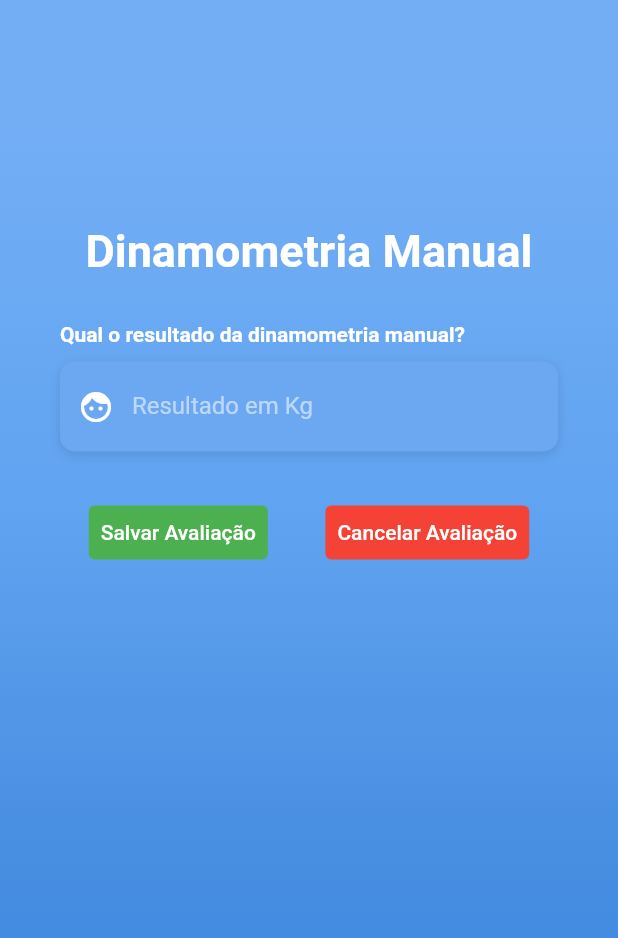
After one commit to MathMarks/avaliaPhysio, a Flutter app: the Dinamometria screen opened directly, after a tap on "Salvar Avaliação", on a phone screen of 412 x 824 dp. The commit adds this screen. Shown: the top 938 px of the screen. Run offline on Flutter 3.47's test engine with Material 2 defaults, Android fonts, the phone set to English and light mode, and no system bars; our stand-ins replace cloud_firestore, firebase_auth, firebase_core, group_button, pdf, syncfusion_flutter_charts; missing offline and left inert: localstore, open_file_plus, to_csv; accounts and stored records are empty; network calls fail; Roboto replaces fonts that are missing (OpenSans); project files that could hold a hidden picture were left out.

Commit message:
0.7.4 - habilitado a dinamometria manual

```diff
--- /dev/null
+++ b/lib/avaliacoes/dinamo.dart
@@ -0,0 +1,35 @@
+class Dinamo {
+  final String tipo = "dinamometria";
+  int resultado = 0;
+  int cpfPaciente = 0;
+  String fisioID = "";
+  String obsAvaliacao = "";
+  late DateTime data;
+
+  Dinamo(int resultado, String fisioID, String obsAvaliacao) {
+    this.resultado = resultado;
+    this.fisioID = fisioID;
+    this.obsAvaliacao = obsAvaliacao;
+    data = DateTime.now();
+  }
+
+  String getFisioID() {
+    return fisioID;
+  }
+
+  int getPacienteID() {
+    return cpfPaciente;
+  }
+
+  String getObsAvaliacao() {
+    return obsAvaliacao;
+  }
+
+  String getTipo() {
+    return tipo;
+  }
+
+  int getResultado() {
+    return resultado;
+  }
+}
--- /dev/null
+++ b/lib/dinamometria.dart
@@ -0,0 +1,190 @@
+import 'package:flutter/material.dart';
+import 'package:projeto_tcc_2/avaliacaoRapida.dart';
+import 'package:projeto_tcc_2/avaliacoes/dinamo.dart';
+import 'package:projeto_tcc_2/buscaPacientes.dart';
+import 'package:projeto_tcc_2/constants.dart';
+import 'package:flutter/services.dart';
+import 'package:firebase_auth/firebase_auth.dart';
+import 'package:projeto_tcc_2/profile_page.dart';
+// import 'dart:developer' as developer;
+
+class Dinamometria extends StatefulWidget {
+  const Dinamometria({super.key});
+
+  @override
+  State<Dinamometria> createState() => _DinamometriaState();
+}
+
+class _DinamometriaState extends State<Dinamometria> {
+  final _formKey = GlobalKey<FormState>();
+  final resultadoController = TextEditingController();
+
+  @override
+  void initState() {
+    resultadoController.text = "";
+
+    super.initState();
+  }
+
+  Widget _buildNomeTF() {
+    return Column(
+      crossAxisAlignment: CrossAxisAlignment.start,
+      children: <Widget>[
+        const Text(
+          'Qual o resultado da dinamometria manual?',
+          style: kLabelStyle,
+        ),
+        const SizedBox(height: 10.0),
+        Container(
+          alignment: Alignment.centerLeft,
+          decoration: kBoxDecorationStyle,
+          height: 60.0,
+          child: TextFormField(
+              controller: resultadoController,
+              style: const TextStyle(
+                color: Colors.white,
+                fontFamily: 'OpenSans',
+              ),
+              decoration: const InputDecoration(
+                border: InputBorder.none,
+                contentPadding: EdgeInsets.only(top: 14.0),
+                prefixIcon: Icon(
+                  Icons.face,
+                  color: Colors.white,
+                ),
+                hintText: 'Resultado em Kg',
+                hintStyle: kHintTextStyle,
+              ),
+              keyboardType: TextInputType.number,
+              inputFormatters: <TextInputFormatter>[
+                FilteringTextInputFormatter.digitsOnly
+              ]),
+        ),
+      ],
+    );
+  }
+
+  @override
+  Widget build(BuildContext context) {
+    return Scaffold(
+      body: AnnotatedRegion<SystemUiOverlayStyle>(
+        value: SystemUiOverlayStyle.light,
+        child: GestureDetector(
+          onTap: () => FocusScope.of(context).unfocus(),
+          child: Stack(
+            children: <Widget>[
+              Container(
+                height: double.infinity,
+                width: double.infinity,
+                decoration: const BoxDecoration(
+                  gradient: LinearGradient(
+                    begin: Alignment.topCenter,
+                    end: Alignment.bottomCenter,
+                    colors: [
+                      Color(0xFF73AEF5),
+                      Color(0xFF61A4F1),
+                      Color(0xFF478DE0),
+                      Color(0xFF398AE5),
+                    ],
+                    stops: [0.1, 0.4, 0.7, 0.9],
+                  ),
+                ),
+              ),
+              SizedBox(
+                height: double.infinity,
+                child: SingleChildScrollView(
+                  physics: const AlwaysScrollableScrollPhysics(),
+                  padding: const EdgeInsets.symmetric(
+                    horizontal: 40.0,
+                    vertical: 120.0,
+                  ),
+                  child: Form(
+                    key: _formKey,
+                    child: Column(
+                      mainAxisAlignment: MainAxisAlignment.center,
+                      children: <Widget>[
+                        const SizedBox(
+                          height: 30.0,
+                        ),
+                        const Text(
+                          'Dinamometria Manual',
+                          style: TextStyle(
+                            color: Colors.white,
+                            fontFamily: 'OpenSans',
+                            fontSize: 30.0,
+                            fontWeight: FontWeight.bold,
+                          ),
+                        ),
+                        const SizedBox(
+                          height: 30.0,
+                        ),
+                        _buildNomeTF(),
+                        const SizedBox(height: 30.0),
+                        Row(
+                          mainAxisAlignment: MainAxisAlignment.spaceAround,
+                          children: [
+                            Column(
+                              children: [
+                                TextButton(
+                                    style: TextButton.styleFrom(
+                                        foregroundColor: Colors.white,
+                                        backgroundColor: Colors.green),
+                                    onPressed: () {
+                                      if (FirebaseAuth.instance.currentUser !=
+                                          null) {
+                                        var aval = Dinamo(
+                                            int.parse(resultadoController.text),
+                                            FirebaseAuth
+                                                .instance.currentUser!.uid,
+                                            "");
+                                        Navigator.push(
+                                            context,
+                                            MaterialPageRoute(
+                                                builder: (context) =>
+                                                    BuscaPacientes(
+                                                        aval: aval)));
+                                      } else {
+                                        Navigator.push(
+                                            context,
+                                            MaterialPageRoute(
+                                                builder: (context) =>
+                                                    avaliacaoRapida(
+                                                        resultadoAval: int.parse(
+                                                            resultadoController
+                                                                .text),
+                                                        observacao: "")));
+                                      }
+                                    },
+                                    child: const Text("Salvar Avaliação")),
+                              ],
+                            ),
+                            Column(
+                              children: [
+                                TextButton(
+                                    style: TextButton.styleFrom(
+                                        foregroundColor: Colors.white,
+                                        backgroundColor: Colors.red),
+                                    onPressed: () {
+                                      Navigator.push(
+                                          context,
+                                          MaterialPageRoute(
+                                              builder: (context) =>
+                                                  const Profile()));
+                                    },
+                                    child: const Text("Cancelar Avaliação")),
+                              ],
+                            )
+                          ],
+                        )
+                      ],
+                    ),
+                  ),
+                ),
+              )
+            ],
+          ),
+        ),
+      ),
+    );
+  }
+}
--- a/lib/relatorios/relatorioMRC.dart
+++ b/lib/relatorios/relatorioMRC.dart
@@ -219,7 +219,7 @@ class _RelatorioMRCState extends State<RelatorioMRC> {
                       fontWeight: FontWeight.bold),
                 ),
                 subtitle: Text(
-                  'Resultado: ${avaliacoes['resultado']}',
+                  'Resultado: ${avaliacoes['resultado']} | Tipo: ${avaliacoes['tipo']}',
                   maxLines: 1,
                   overflow: TextOverflow.ellipsis,
                   style: const TextStyle(
```
Also changed, not shown: lib/buscaPacientes.dart (+3 -4 lines), lib/cadastroFisio.dart (+22 -0 lines), lib/change_profile_info.dart (+22 -0 lines), lib/menu_avaliacoes.dart (+9 -2 lines), lib/profile_paciente.dart (+28 -0 lines), firebase.json, 6 other files.
